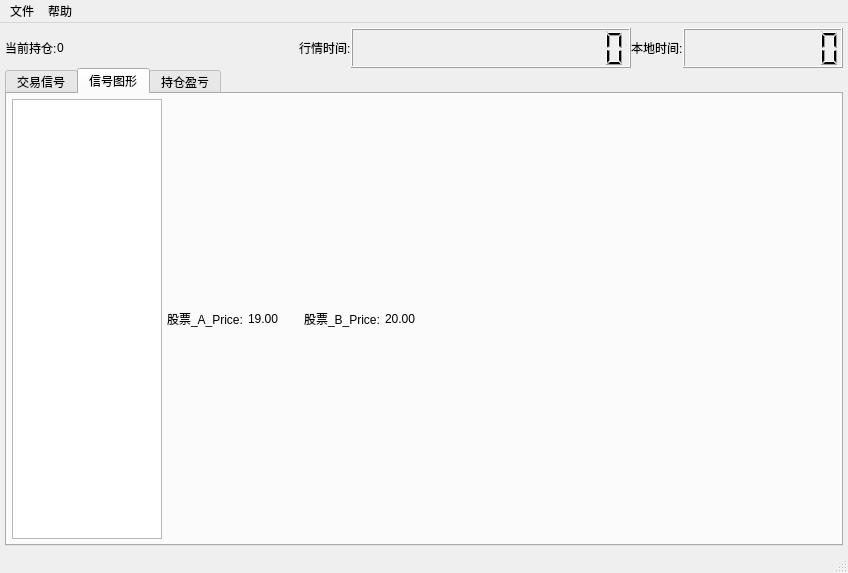
The window that ui/mainWindows.ui (sharmaking/CoIntegrationAnalysis) describes before a commit, drawn with Qt 5.
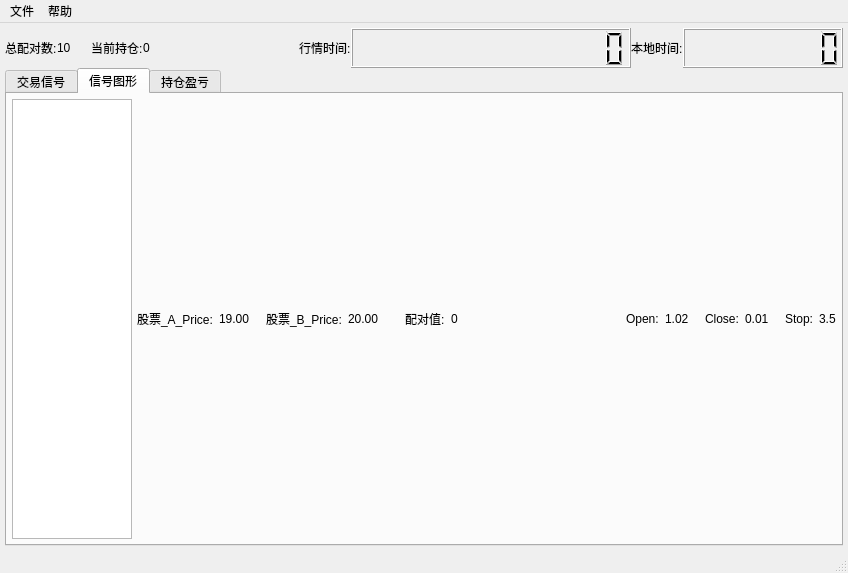
The same window after the commit. The open tabs and pages were chosen to show the change.

The edit to the form file:
```diff
--- a/ui/mainWindows.ui
+++ b/ui/mainWindows.ui
@@ -23,6 +23,36 @@
     </property>
     <item>
      <layout class="QHBoxLayout" name="horizontalLayout">
+      <item>
+       <widget class="QLabel" name="label_6">
+        <property name="text">
+         <string>总配对数:</string>
+        </property>
+       </widget>
+      </item>
+      <item>
+       <widget class="QLabel" name="pairNumLabel">
+        <property name="text">
+         <string>10</string>
+        </property>
+       </widget>
+      </item>
+      <item>
+       <spacer name="horizontalSpacer_6">
+        <property name="orientation">
+         <enum>Qt::Horizontal</enum>
+        </property>
+        <property name="sizeType">
+         <enum>QSizePolicy::Maximum</enum>
+        </property>
+        <property name="sizeHint" stdset="0">
+         <size>
+          <width>20</width>
+          <height>20</height>
+         </size>
+        </property>
+       </spacer>
+      </item>
       <item>
        <widget class="QLabel" name="label_4">
         <property name="text">
@@ -203,13 +233,13 @@
          <widget class="QListWidget" name="listWidget">
           <property name="minimumSize">
            <size>
-            <width>150</width>
+            <width>120</width>
             <height>0</height>
            </size>
           </property>
           <property name="maximumSize">
            <size>
-            <width>150</width>
+            <width>120</width>
             <height>16777215</height>
            </size>
           </property>
@@ -217,8 +247,14 @@
         </item>
         <item>
          <layout class="QVBoxLayout" name="verticalLayout">
+          <property name="spacing">
+           <number>6</number>
+          </property>
           <item>
            <layout class="QHBoxLayout" name="horizontalLayout_2">
+            <property name="spacing">
+             <number>6</number>
+            </property>
             <item>
              <widget class="QLabel" name="label_3">
               <property name="text">
@@ -227,7 +263,7 @@
              </widget>
             </item>
             <item>
-             <widget class="QLabel" name="label_6">
+             <widget class="QLabel" name="stockAPriceLabel">
               <property name="text">
                <string>19.00</string>
               </property>
@@ -243,14 +279,14 @@
               </property>
               <property name="sizeHint" stdset="0">
                <size>
-                <width>20</width>
+                <width>10</width>
                 <height>20</height>
                </size>
               </property>
              </spacer>
             </item>
             <item>
-             <widget class="QLabel" name="label_2">
+             <widget class="QLabel" name="stockBLabel">
               <property name="text">
                <string>股票_B_Price:</string>
               </property>
@@ -263,6 +299,36 @@
               </property>
              </widget>
             </item>
+            <item>
+             <spacer name="horizontalSpacer_7">
+              <property name="orientation">
+               <enum>Qt::Horizontal</enum>
+              </property>
+              <property name="sizeType">
+               <enum>QSizePolicy::Maximum</enum>
+              </property>
+              <property name="sizeHint" stdset="0">
+               <size>
+                <width>20</width>
+                <height>20</height>
+               </size>
+              </property>
+             </spacer>
+            </item>
+            <item>
+             <widget class="QLabel" name="label_2">
+              <property name="text">
+               <string>配对值:</string>
+              </property>
+             </widget>
+            </item>
+            <item>
+             <widget class="QLabel" name="valueLabel">
+              <property name="text">
+               <string>0</string>
+              </property>
+             </widget>
+            </item>
             <item>
              <spacer name="horizontalSpacer_3">
               <property name="orientation">
@@ -276,6 +342,80 @@
               </property>
              </spacer>
             </item>
+            <item>
+             <widget class="QLabel" name="label_11">
+              <property name="text">
+               <string>Open:</string>
+              </property>
+             </widget>
+            </item>
+            <item>
+             <widget class="QLabel" name="openLabel">
+              <property name="text">
+               <string>1.02</string>
+              </property>
+             </widget>
+            </item>
+            <item>
+             <spacer name="horizontalSpacer_4">
+              <property name="orientation">
+               <enum>Qt::Horizontal</enum>
+              </property>
+              <property name="sizeType">
+               <enum>QSizePolicy::Maximum</enum>
+              </property>
+              <property name="sizeHint" stdset="0">
+               <size>
+                <width>10</width>
+                <height>20</height>
+               </size>
+              </property>
+             </spacer>
+            </item>
+            <item>
+             <widget class="QLabel" name="label_13">
+              <property name="text">
+               <string>Close:</string>
+              </property>
+             </widget>
+            </item>
+            <item>
+             <widget class="QLabel" name="closeLabel">
+              <property name="text">
+               <string>0.01</string>
+              </property>
+             </widget>
+            </item>
+            <item>
+             <spacer name="horizontalSpacer_5">
+              <property name="orientation">
+               <enum>Qt::Horizontal</enum>
+              </property>
+              <property name="sizeType">
+               <enum>QSizePolicy::Maximum</enum>
+              </property>
+              <property name="sizeHint" stdset="0">
+               <size>
+                <width>10</width>
+                <height>20</height>
+               </size>
+              </property>
+             </spacer>
+            </item>
+            <item>
+             <widget class="QLabel" name="label_15">
+              <property name="text">
+               <string>Stop:</string>
+              </property>
+             </widget>
+            </item>
+            <item>
+             <widget class="QLabel" name="stopLabel">
+              <property name="text">
+               <string>3.5</string>
+              </property>
+             </widget>
+            </item>
            </layout>
           </item>
          </layout>
```
Left out of the diff: 8 changed lines with no effect on the pictures.
